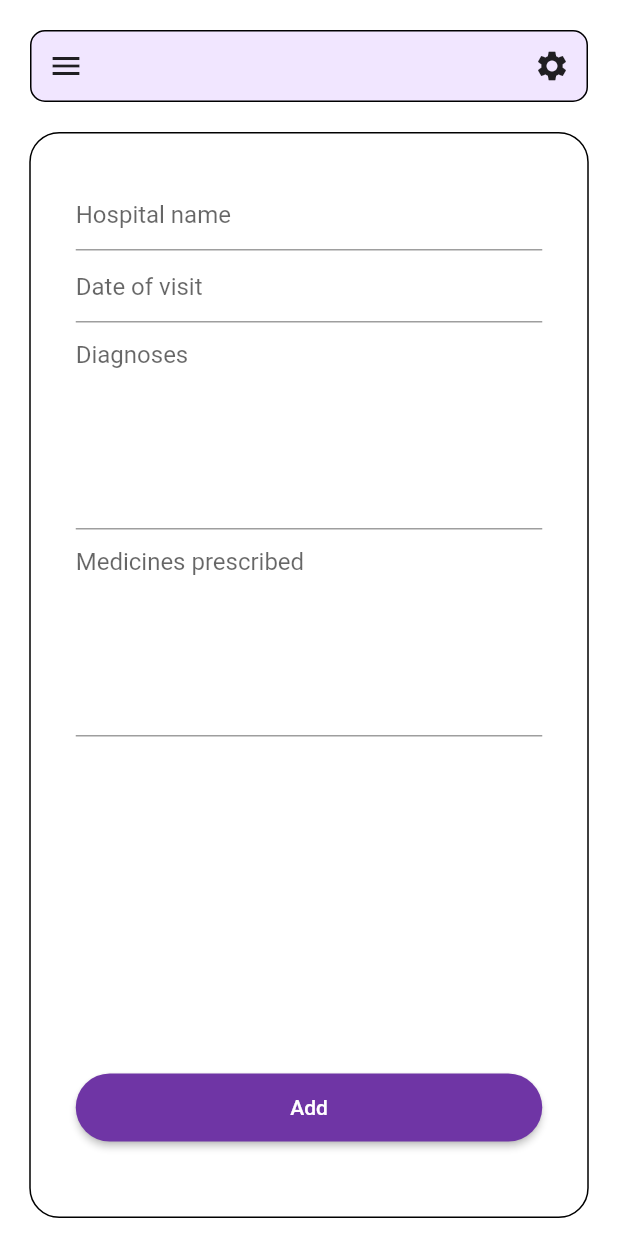
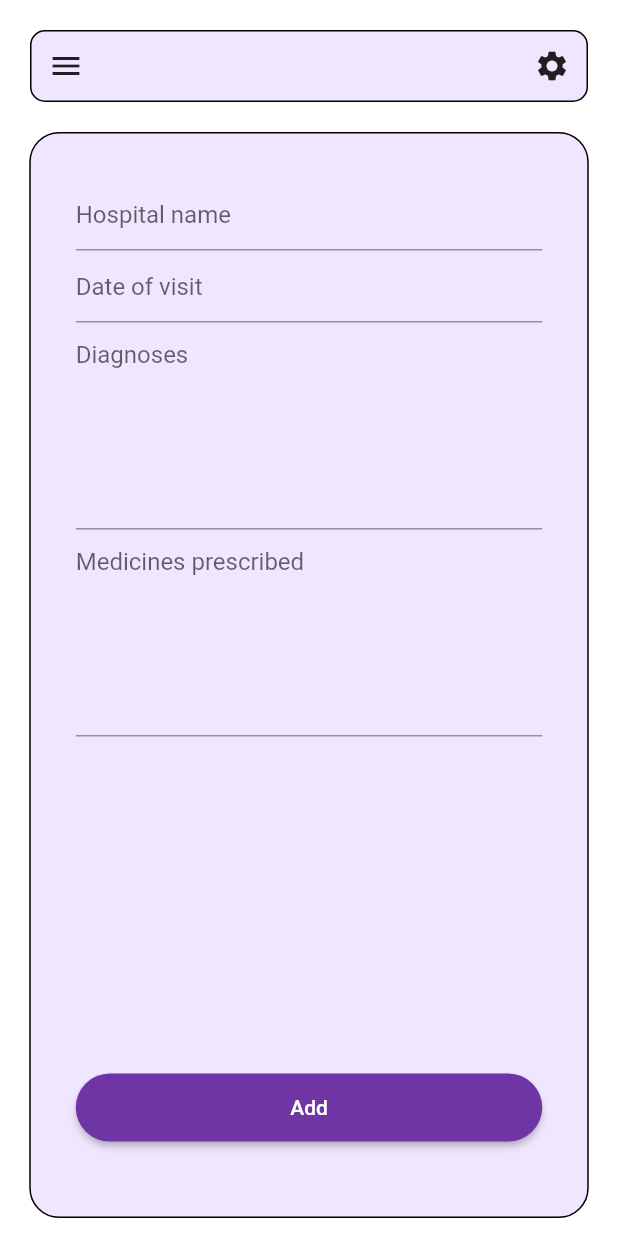
Before and after one commit to NaeemKhan14/Global-Health-Management-System-, a Flutter app: the AddNewRecord widget shown alone on an empty page, opened directly, on a phone screen of 412 x 824 dp. Run offline on Flutter 3.47's test engine with Material 2 defaults, Android fonts, the phone set to English and light mode, and no system bars; our stand-ins replace cloud_firestore, expandable, firebase_auth, firebase_core, flutter_svg, image_picker; missing offline and left inert: flutter_email_sender; accounts and stored records are empty; Roboto replaces fonts that are missing (Montserrat).

Commit message:
Changed background color

```diff
--- a/lib/Screens/AddNewRecord/add_new_record.dart
+++ b/lib/Screens/AddNewRecord/add_new_record.dart
@@ -46,6 +46,7 @@ class _AddNewRecordState extends State<AddNewRecord> {
     return CustomDrawer(
       child: Container(
         decoration: BoxDecoration(
+            color: kPrimaryLightColor,
             border: Border.all(
               color: colorBlack,
             ),
```
